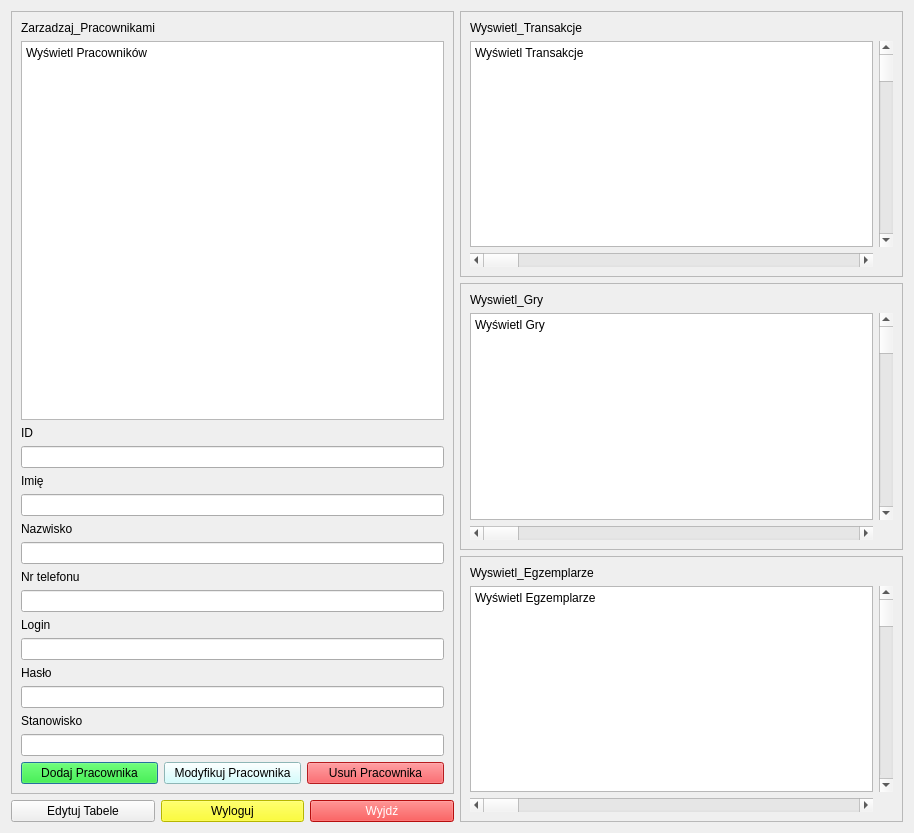
Above: ap_QT/interfejs_kierownika.ui from MedokinStudia/bazy_qt before the change. Below: the same form after it.
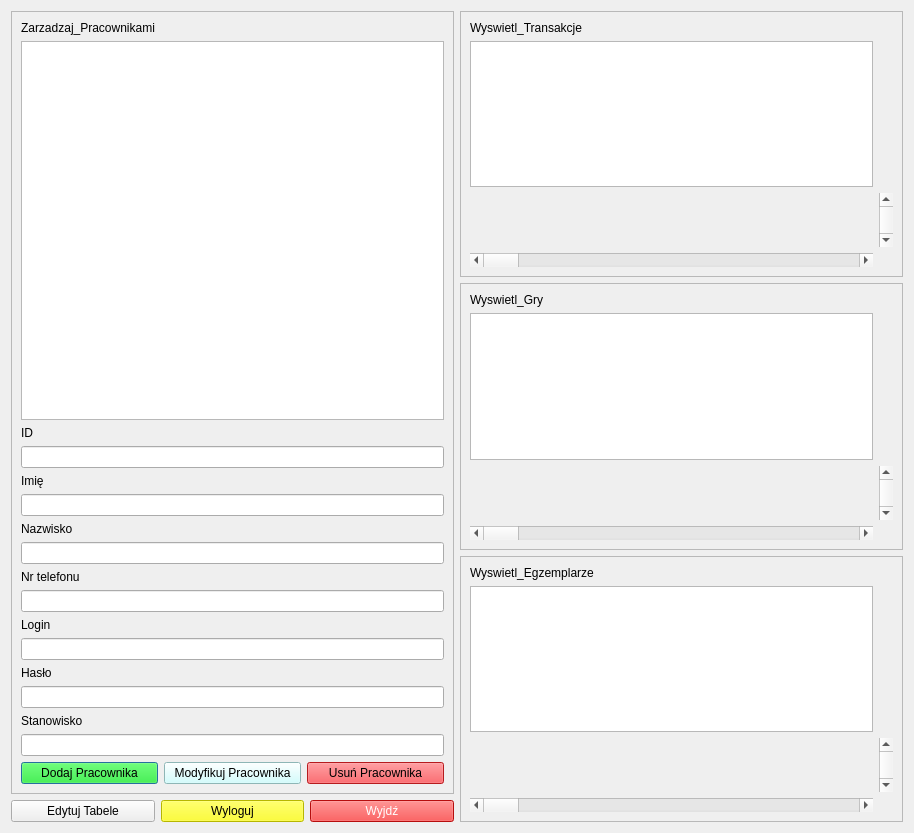
That is the form after the change.

```diff
--- a/ap_QT/interfejs_kierownika.ui
+++ b/ap_QT/interfejs_kierownika.ui
@@ -27,7 +27,7 @@
           <x>0</x>
           <y>0</y>
           <width>441</width>
-          <height>779</height>
+          <height>780</height>
          </rect>
         </property>
         <layout class="QVBoxLayout" name="verticalLayout">
@@ -39,11 +39,7 @@
           </widget>
          </item>
          <item>
-          <widget class="QPlainTextEdit" name="plainTextEdit">
-           <property name="plainText">
-            <string>Wyświetl Pracowników</string>
-           </property>
-          </widget>
+          <widget class="QTableWidget" name="tableWidget_4"/>
          </item>
          <item>
           <widget class="QLabel" name="label_11">
@@ -237,24 +233,17 @@
          </rect>
         </property>
         <layout class="QGridLayout" name="gridLayout_2">
-         <item row="3" column="0">
-          <widget class="QScrollBar" name="horizontalScrollBar_3">
-           <property name="orientation">
-            <enum>Qt::Horizontal</enum>
-           </property>
-          </widget>
-         </item>
-         <item row="1" column="1">
+         <item row="2" column="1">
           <widget class="QScrollBar" name="verticalScrollBar">
            <property name="orientation">
             <enum>Qt::Vertical</enum>
            </property>
           </widget>
          </item>
-         <item row="1" column="0">
-          <widget class="QPlainTextEdit" name="plainTextEdit_2">
-           <property name="plainText">
-            <string>Wyświetl Transakcje</string>
+         <item row="4" column="0">
+          <widget class="QScrollBar" name="horizontalScrollBar_3">
+           <property name="orientation">
+            <enum>Qt::Horizontal</enum>
            </property>
           </widget>
          </item>
@@ -265,6 +254,9 @@
            </property>
           </widget>
          </item>
+         <item row="1" column="0">
+          <widget class="QTableWidget" name="tableWidget_3"/>
+         </item>
         </layout>
        </widget>
       </widget>
@@ -291,28 +283,23 @@
            </property>
           </widget>
          </item>
-         <item row="2" column="0">
+         <item row="3" column="0">
           <widget class="QScrollBar" name="horizontalScrollBar_2">
            <property name="orientation">
             <enum>Qt::Horizontal</enum>
            </property>
           </widget>
          </item>
-         <item row="1" column="0">
-          <widget class="QPlainTextEdit" name="plainTextEdit_3">
-           <property name="plainText">
-            <string>Wyświetl Gry
-</string>
-           </property>
-          </widget>
-         </item>
-         <item row="1" column="1">
+         <item row="2" column="1">
           <widget class="QScrollBar" name="verticalScrollBar_2">
            <property name="orientation">
             <enum>Qt::Vertical</enum>
            </property>
           </widget>
          </item>
+         <item row="1" column="0">
+          <widget class="QTableWidget" name="tableWidget_2"/>
+         </item>
         </layout>
        </widget>
       </widget>
@@ -332,28 +319,6 @@
          </rect>
         </property>
         <layout class="QGridLayout" name="gridLayout_4">
-         <item row="1" column="1">
-          <widget class="QScrollBar" name="verticalScrollBar_3">
-           <property name="orientation">
-            <enum>Qt::Vertical</enum>
-           </property>
-          </widget>
-         </item>
-         <item row="1" column="0">
-          <widget class="QPlainTextEdit" name="plainTextEdit_4">
-           <property name="plainText">
-            <string>Wyświetl Egzemplarze
-</string>
-           </property>
-          </widget>
-         </item>
-         <item row="2" column="0">
-          <widget class="QScrollBar" name="horizontalScrollBar">
-           <property name="orientation">
-            <enum>Qt::Horizontal</enum>
-           </property>
-          </widget>
-         </item>
          <item row="0" column="0">
           <widget class="QLabel" name="label_4">
            <property name="text">
@@ -361,6 +326,23 @@
            </property>
           </widget>
          </item>
+         <item row="3" column="0">
+          <widget class="QScrollBar" name="horizontalScrollBar">
+           <property name="orientation">
+            <enum>Qt::Horizontal</enum>
+           </property>
+          </widget>
+         </item>
+         <item row="2" column="1">
+          <widget class="QScrollBar" name="verticalScrollBar_3">
+           <property name="orientation">
+            <enum>Qt::Vertical</enum>
+           </property>
+          </widget>
+         </item>
+         <item row="1" column="0">
+          <widget class="QTableWidget" name="tableWidget"/>
+         </item>
         </layout>
        </widget>
       </widget>
```
